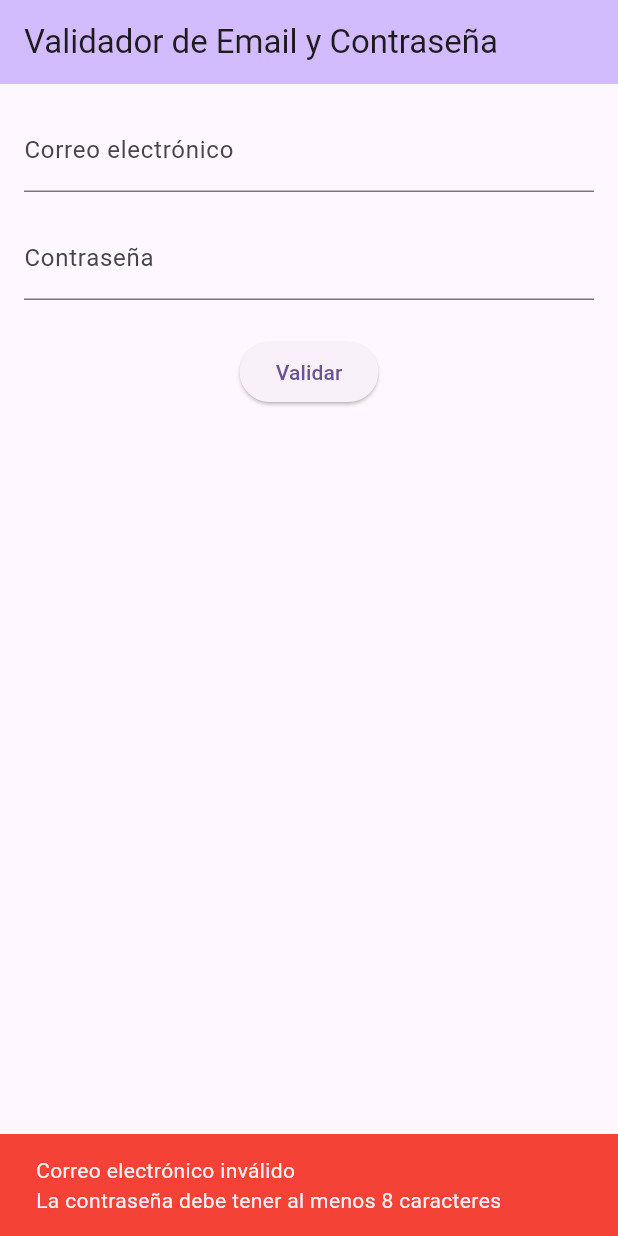
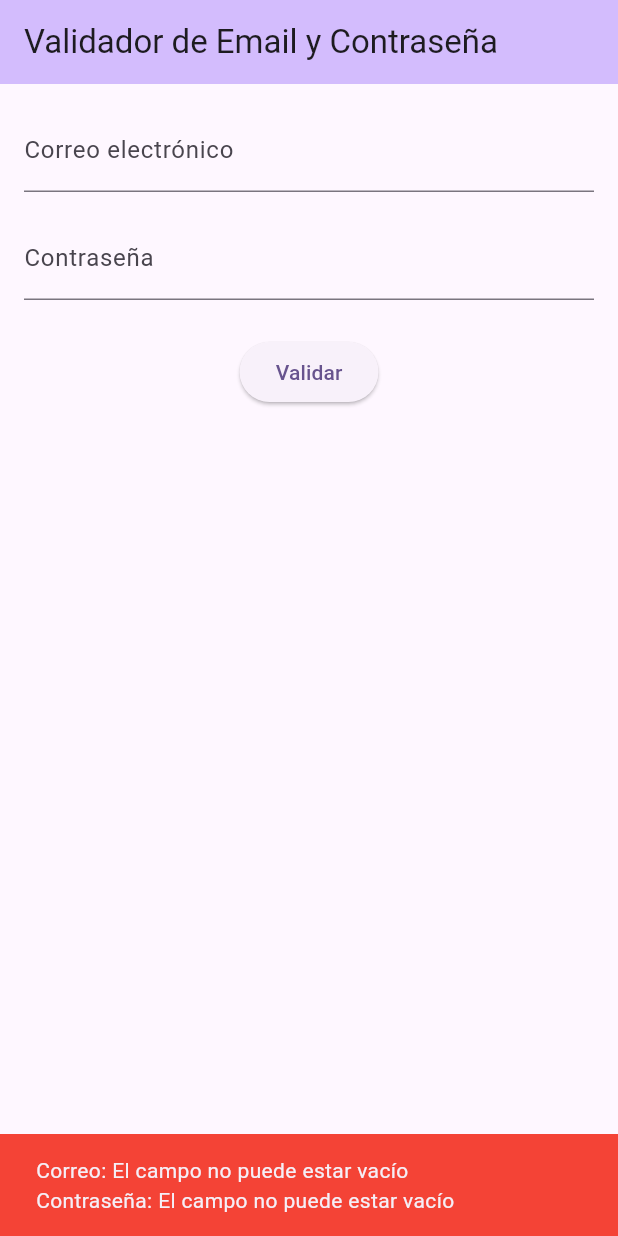
Before and after one commit to G3rarB0net/DS, a Flutter app: the screen it shows after launch, after a tap on "Validar", on a phone screen of 412 x 824 dp. Run offline on Flutter 3.47's test engine with Material 3 defaults, Android fonts, the light colour scheme and no system bars; our stand-ins replace tuple.

Commit message:
filtros corregidos

```diff
--- a/practica2/lib/cadenaFiltros.dart
+++ b/practica2/lib/cadenaFiltros.dart
@@ -1,5 +1,5 @@
 
-import 'filtros.dart';
+import 'filtro.dart';
 import 'package:tuple/tuple.dart';
 
 class CadenaFiltros {
--- /dev/null
+++ b/practica2/lib/filtro.dart
@@ -0,0 +1,5 @@
+import 'package:tuple/tuple.dart';
+
+abstract class Filtro {
+  Tuple2<bool, String> validar(String input);
+}
--- /dev/null
+++ b/practica2/lib/filtroCampoVacio.dart
@@ -0,0 +1,12 @@
+import 'package:tuple/tuple.dart';
+import 'filtro.dart';
+
+class FiltroCampoVacio implements Filtro {
+  @override
+  Tuple2<bool, String> validar(String input) {
+    if (input.trim().isEmpty) {
+      return const Tuple2(false, 'El campo no puede estar vacío');
+    }
+    return const Tuple2(true, '');
+  }
+}
--- /dev/null
+++ b/practica2/lib/filtroCaracterEspecial.dart
@@ -0,0 +1,12 @@
+import 'package:tuple/tuple.dart';
+import 'filtro.dart';
+
+class FiltroCaracterEspecial implements Filtro {
+  @override
+  Tuple2<bool, String> validar(String input) {
+    if (!RegExp(r'[!@#\$%^&*(),.?":{}|<>_\-]').hasMatch(input)) {
+      return const Tuple2(false, 'La contraseña debe contener al menos un carácter especial');
+    }
+    return const Tuple2(true, '');
+  }
+}
--- /dev/null
+++ b/practica2/lib/filtroContieneLetra.dart
@@ -0,0 +1,12 @@
+import 'package:tuple/tuple.dart';
+import 'filtro.dart';
+
+class FiltroContieneLetra implements Filtro {
+  @override
+  Tuple2<bool, String> validar(String input) {
+    if (!RegExp(r'[A-Za-z]').hasMatch(input)) {
+      return const Tuple2(false, 'La contraseña debe contener al menos una letra');
+    }
+    return const Tuple2(true, '');
+  }
+}
--- /dev/null
+++ b/practica2/lib/filtroContieneNumero.dart
@@ -0,0 +1,12 @@
+import 'package:tuple/tuple.dart';
+import 'filtro.dart';
+
+class FiltroContieneNumero implements Filtro {
+  @override
+  Tuple2<bool, String> validar(String input) {
+    if (!RegExp(r'[0-9]').hasMatch(input)) {
+      return const Tuple2(false, 'La contraseña debe contener al menos un número');
+    }
+    return const Tuple2(true, '');
+  }
+}
--- /dev/null
+++ b/practica2/lib/filtroLetraMayuscula.dart
@@ -0,0 +1,12 @@
+import 'package:tuple/tuple.dart';
+import 'filtro.dart';
+
+class FiltroLetraMayuscula implements Filtro {
+  @override
+  Tuple2<bool, String> validar(String input) {
+    if (!RegExp(r'[A-Z]').hasMatch(input)) {
+      return const Tuple2(false, 'La contraseña debe tener al menos una letra mayúscula');
+    }
+    return const Tuple2(true, '');
+  }
+}
--- /dev/null
+++ b/practica2/lib/filtroLongitud.dart
@@ -0,0 +1,12 @@
+import 'package:tuple/tuple.dart';
+import 'filtro.dart';
+
+class FiltroLongitudMinima implements Filtro {
+  @override
+  Tuple2<bool, String> validar(String input) {
+    if (input.length < 8) {
+      return const Tuple2(false, 'La contraseña debe tener al menos 8 caracteres');
+    }
+    return const Tuple2(true, '');
+  }
+}
--- a/practica2/lib/filtros.dart
+++ /dev/null
@@ -1,40 +0,0 @@
-import 'package:tuple/tuple.dart';
-
-abstract class Filtro {
-  Tuple2<bool, String> validar(String input);
-}
-
-class FiltroCorreo implements Filtro {
-  @override
-  Tuple2<bool, String> validar(String input) {
-    // Validación simple del correo electrónico
-    if (!RegExp(r'^[a-zA-Z0-9._%+-]+@[a-zA-Z0-9.-]+\.[a-zA-Z]{2,4}$').hasMatch(input)) {
-      return const Tuple2(false, 'Correo electrónico inválido');
-    }
-    return const Tuple2(true, 'Correo electrónico válido');
-  }
-}
-
-class FiltroContrasena implements Filtro {
-  @override
-  Tuple2<bool, String> validar(String input) {
-    if (input.length < 8) {
-      return const Tuple2(false, 'La contraseña debe tener al menos 8 caracteres');
-    }
-
-    if (!RegExp(r'[A-Za-z]').hasMatch(input)) {
-      return const Tuple2(false, 'Debe contener al menos una letra');
-    }
-
-
-    if (!RegExp(r'[0-9]').hasMatch(input)) {
-      return const Tuple2(false, 'Debe contener al menos un número');
-    }
-
-    if (!RegExp(r'[A-Z]').hasMatch(input)) {
-      return const Tuple2(false, 'Debe tener al menos una letra mayúscula');
-    }
-
-    return const Tuple2(true, 'Contraseña válida');
-  }
-}
--- a/practica2/lib/gestorFiltros.dart
+++ b/practica2/lib/gestorFiltros.dart
@@ -1,6 +1,6 @@
 import 'package:tuple/tuple.dart';
 import 'cadenaFiltros.dart';
-import 'filtros.dart';
+import 'filtro.dart';
 
 class GestorFiltros {
   final CadenaFiltros _cadenaFiltros = CadenaFiltros();
--- a/practica2/lib/main.dart
+++ b/practica2/lib/main.dart
@@ -1,6 +1,14 @@
 import 'package:flutter/material.dart';
 import 'gestorFiltros.dart';
-import 'filtros.dart';
+import 'filtroLongitud.dart';
+import 'filtroContieneLetra.dart';
+import 'filtroContieneNumero.dart';
+import 'filtroLetraMayuscula.dart';
+import 'filtroCaracterEspecial.dart';
+import 'filtroUsuario.dart';
+import 'filtroDominio.dart';
+import 'filtroTLD.dart';
+import 'filtroCampoVacio.dart';
 import 'package:tuple/tuple.dart';
 
 void main() {
@@ -42,8 +50,17 @@ class _MyHomePageState extends State<MyHomePage> {
   @override
   void initState() {
     super.initState();
-    _gestorCorreo.agregarFiltro(FiltroCorreo());
-    _gestorContrasena.agregarFiltro(FiltroContrasena());
+    _gestorCorreo.agregarFiltro(FiltroCampoVacio());
+    _gestorCorreo.agregarFiltro(FiltroUsuarioCorreo());
+    _gestorCorreo.agregarFiltro(FiltroDominioCorreo());
+    _gestorCorreo.agregarFiltro(FiltroTLDCorreo());
+
+    _gestorContrasena.agregarFiltro(FiltroCampoVacio());
+    _gestorContrasena.agregarFiltro(FiltroLongitudMinima());
+    _gestorContrasena.agregarFiltro(FiltroContieneLetra());
+    _gestorContrasena.agregarFiltro(FiltroContieneNumero());
+    _gestorContrasena.agregarFiltro(FiltroLetraMayuscula());
+    _gestorContrasena.agregarFiltro(FiltroCaracterEspecial());
   }
 
   void _validar() {
@@ -55,7 +72,7 @@ class _MyHomePageState extends State<MyHomePage> {
 
     bool todoBien = resultadoCorreo.item1 && resultadoContrasena.item1;
 
-    String mensaje = "${resultadoCorreo.item2}\n${resultadoContrasena.item2}";
+    String mensaje = "Correo: ${resultadoCorreo.item2}\nContraseña: ${resultadoContrasena.item2}";
 
     final snackBar = SnackBar(
       content: Text(mensaje),
```
Also changed, not shown: practica2/lib/filtroDominio.dart (added, +25 -0 lines), practica2/lib/filtroTLD.dart (added, +25 -0 lines), practica2/lib/filtroUsuario.dart (added, +19 -0 lines), practica2/pubspec.lock, 6 other files.
